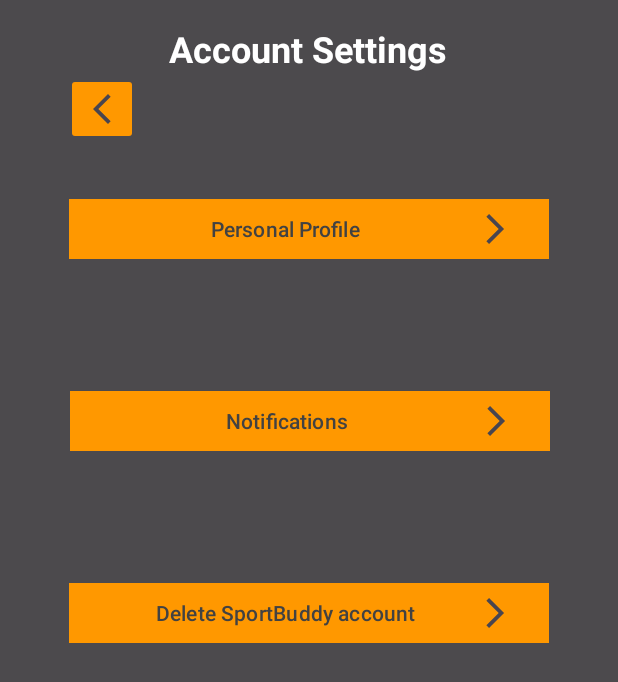
After one commit to Kaiobr13/Projeto-Mobile-LeonardoAlves-KaioSchoeneman, an Android app: the SettingsActivity screen opened directly, with no data from a screen before it, on a phone screen of 412 x 824 dp. The commit adds this screen. Shown: the top 682 px of the screen. Run offline under Robolectric (Android 15) with nearby library versions, the phone set to English and light mode, and no system bars.

Commit message:
Added Settings Activity

```diff
--- /dev/null
+++ b/SportBuddy/app/src/main/java/pt/iade/leonardokaio/sportbuddy/SettingsActivity.java
@@ -0,0 +1,14 @@
+package pt.iade.leonardokaio.sportbuddy;
+
+import androidx.appcompat.app.AppCompatActivity;
+
+import android.os.Bundle;
+
+public class SettingsActivity extends AppCompatActivity {
+
+    @Override
+    protected void onCreate(Bundle savedInstanceState) {
+        super.onCreate(savedInstanceState);
+        setContentView(R.layout.activity_settings);
+    }
+}
--- /dev/null
+++ b/SportBuddy/app/src/main/res/layout/activity_settings.xml
@@ -0,0 +1,435 @@
+<?xml version="1.0" encoding="utf-8"?>
+<androidx.constraintlayout.widget.ConstraintLayout xmlns:android="http://schemas.android.com/apk/res/android"
+    xmlns:app="http://schemas.android.com/apk/res-auto"
+    xmlns:tools="http://schemas.android.com/tools"
+    android:layout_width="match_parent"
+    android:layout_height="match_parent"
+    android:background="#B2000000"
+    tools:context=".SettingsActivity">
+
+    <androidx.constraintlayout.widget.ConstraintLayout
+        android:id="@+id/settings_main"
+        android:layout_width="match_parent"
+        android:layout_height="match_parent"
+        android:visibility="visible"
+        app:layout_constraintBottom_toBottomOf="parent"
+        app:layout_constraintEnd_toEndOf="parent"
+        app:layout_constraintHorizontal_bias="0.0"
+        app:layout_constraintStart_toStartOf="parent"
+        app:layout_constraintTop_toTopOf="parent"
+        app:layout_constraintVertical_bias="0.0">
+
+        <ImageButton
+            android:id="@+id/settings_backbut"
+            android:layout_width="wrap_content"
+            android:layout_height="48dp"
+            android:layout_marginStart="44dp"
+            android:backgroundTint="#FF9800"
+            android:contentDescription="@string/previous_page"
+            app:layout_constraintStart_toStartOf="parent"
+            app:layout_constraintTop_toBottomOf="@+id/textView"
+            app:srcCompat="@drawable/arrow_back_ios_new" />
+
+        <Button
+            android:id="@+id/settings_accbut"
+            android:layout_width="320dp"
+            android:layout_height="48dp"
+            android:layout_marginTop="32dp"
+            android:backgroundTint="#FF9800"
+            android:drawableEnd="@drawable/arrow_forward_ios"
+            android:text="@string/personal_profile"
+            android:textColor="#424242"
+            app:layout_constraintEnd_toEndOf="parent"
+            app:layout_constraintStart_toStartOf="parent"
+            app:layout_constraintTop_toBottomOf="@+id/settings_backbut"
+            app:shapeAppearance="@style/Widget.AppCompat.ImageButton" />
+
+        <Button
+            android:id="@+id/settings_notifbut"
+            android:layout_width="320dp"
+            android:layout_height="48dp"
+            android:layout_marginTop="80dp"
+            android:backgroundTint="#FF9800"
+            android:drawableEnd="@drawable/arrow_forward_ios"
+            android:text="@string/notifications"
+            android:textColor="#424242"
+            app:layout_constraintEnd_toEndOf="parent"
+            app:layout_constraintHorizontal_bias="0.505"
+            app:layout_constraintStart_toStartOf="parent"
+            app:layout_constraintTop_toBottomOf="@+id/settings_accbut"
+            app:shapeAppearance="@style/Widget.AppCompat.ImageButton" />
+
+        <Button
+            android:id="@+id/settings_deleteacc"
+            android:layout_width="320dp"
+            android:layout_height="48dp"
+            android:layout_marginTop="80dp"
+            android:backgroundTint="#FF9800"
+            android:drawableEnd="@drawable/arrow_forward_ios"
+            android:text="@string/delete_account"
+            android:textColor="#424242"
+            app:layout_constraintEnd_toEndOf="parent"
+            app:layout_constraintStart_toStartOf="parent"
+            app:layout_constraintTop_toBottomOf="@+id/settings_notifbut"
+            app:shapeAppearance="@style/Widget.AppCompat.ImageButton" />
+
+        <TextView
+            android:id="@+id/textView"
+            android:layout_width="wrap_content"
+            android:layout_height="wrap_content"
+            android:layout_marginTop="16dp"
+            android:text="@string/account_settings"
+            android:textColor="@color/white"
+            android:textSize="24sp"
+            android:textStyle="bold"
+            app:layout_constraintEnd_toEndOf="parent"
+            app:layout_constraintHorizontal_bias="0.498"
+            app:layout_constraintStart_toStartOf="parent"
+            app:layout_constraintTop_toTopOf="parent" />
+
+    </androidx.constraintlayout.widget.ConstraintLayout>
+
+    <androidx.constraintlayout.widget.ConstraintLayout
+        android:id="@+id/settings_account"
+        android:layout_width="match_parent"
+        android:layout_height="match_parent"
+        android:visibility="gone"
+        app:layout_constraintBottom_toBottomOf="parent"
+        app:layout_constraintEnd_toEndOf="parent"
+        app:layout_constraintStart_toStartOf="parent"
+        app:layout_constraintTop_toTopOf="parent">
+
+        <ImageView
+            android:id="@+id/account_pp"
+            android:layout_width="wrap_content"
+            android:layout_height="wrap_content"
+            android:layout_marginTop="128dp"
+            android:contentDescription="@string/profile_picture"
+            app:layout_constraintEnd_toEndOf="parent"
+            app:layout_constraintHorizontal_bias="0.144"
+            app:layout_constraintStart_toStartOf="parent"
+            app:layout_constraintTop_toTopOf="parent"
+            tools:ignore="ImageContrastCheck"
+            tools:srcCompat="@tools:sample/avatars" />
+
+        <Button
+            android:id="@+id/account_editpp"
+            android:layout_width="wrap_content"
+            android:layout_height="wrap_content"
+            android:layout_marginTop="36dp"
+            android:text="@string/edit_pp"
+            app:layout_constraintEnd_toEndOf="parent"
+            app:layout_constraintStart_toEndOf="@+id/account_pp"
+            app:layout_constraintTop_toTopOf="@+id/account_pp"
+            app:shapeAppearance="@style/Widget.AppCompat.ImageButton" />
+
+        <TableLayout
+            android:id="@+id/tableLayout"
+            android:layout_width="365dp"
+            android:layout_height="105dp"
+            android:layout_marginTop="30dp"
+            app:layout_constraintEnd_toEndOf="parent"
+            app:layout_constraintStart_toStartOf="parent"
+            app:layout_constraintTop_toBottomOf="@+id/account_pp">
+
+            <TableRow
+                android:layout_width="354dp"
+                android:layout_height="fill_parent">
+
+                <EditText
+                    android:id="@+id/account_editname"
+                    android:layout_width="176dp"
+                    android:layout_height="48dp"
+                    android:autofillHints="no"
+                    android:ems="10"
+                    android:hint="@string/profile_name"
+                    android:inputType="text"
+                    android:textColorHint="#BDBDBD" />
+
+                <ImageButton
+                    android:id="@+id/account_editnamebut"
+                    android:layout_width="128dp"
+                    android:layout_height="match_parent"
+                    android:layout_gravity="center_vertical"
+                    android:backgroundTint="#FF9800"
+                    android:contentDescription="@string/next_page"
+                    android:src="@drawable/arrow_forward_ios"
+                    tools:ignore="DuplicateSpeakableTextCheck" />
+            </TableRow>
+
+            <TableRow
+                android:layout_width="match_parent"
+                android:layout_height="match_parent">
+
+                <EditText
+                    android:id="@+id/account_editnick"
+                    android:layout_width="wrap_content"
+                    android:layout_height="48dp"
+                    android:autofillHints="no"
+                    android:ems="10"
+                    android:hint="@string/nickname"
+                    android:inputType="text"
+                    android:textColorHint="#BDBDBD" />
+
+                <ImageButton
+                    android:id="@+id/account_editnickbut"
+                    android:layout_width="152dp"
+                    android:layout_height="48dp"
+                    android:backgroundTint="#FF9800"
+                    android:contentDescription="@string/next_page"
+                    android:src="@drawable/arrow_forward_ios" />
+
+            </TableRow>
+
+        </TableLayout>
+
+        <TableLayout
+            android:layout_width="357dp"
+            android:layout_height="206dp"
+            android:layout_marginTop="60dp"
+            app:layout_constraintEnd_toEndOf="@+id/tableLayout"
+            app:layout_constraintHorizontal_bias="0.0"
+            app:layout_constraintStart_toStartOf="@+id/tableLayout"
+            app:layout_constraintTop_toBottomOf="@+id/tableLayout">
+
+            <TableRow
+                android:layout_width="match_parent"
+                android:layout_height="match_parent">
+
+                <EditText
+                    android:id="@+id/account_editmobile"
+                    android:layout_width="wrap_content"
+                    android:layout_height="50dp"
+                    android:autofillHints="no"
+                    android:ems="10"
+                    android:hint="@string/mobile_number"
+                    android:inputType="phone"
+                    android:textColorHint="#BDBDBD" />
+
+                <ImageButton
+                    android:id="@+id/account_editmbut"
+                    android:layout_width="wrap_content"
+                    android:layout_height="48dp"
+                    android:backgroundTint="#FF9800"
+                    android:contentDescription="@string/next_page"
+                    android:src="@drawable/arrow_forward_ios" />
+            </TableRow>
+
+            <TableRow
+                android:layout_width="match_parent"
+                android:layout_height="match_parent">
+
+                <EditText
+                    android:id="@+id/account_editemail"
+                    android:layout_width="wrap_content"
+                    android:layout_height="50dp"
+                    android:autofillHints="no"
+                    android:ems="10"
+                    android:hint="@string/email"
+                    android:inputType="textEmailAddress"
+                    android:textColorHint="#BDBDBD" />
+
+                <ImageButton
+                    android:id="@+id/account_editemailbut"
+                    android:layout_width="144dp"
+                    android:layout_height="48dp"
+                    android:backgroundTint="#FF9800"
+                    android:contentDescription="@string/next_page"
+                    android:src="@drawable/arrow_forward_ios" />
+            </TableRow>
+
+            <TableRow
+                android:layout_width="match_parent"
+                android:layout_height="match_parent">
+
+                <EditText
+                    android:id="@+id/account_editage"
+                    android:layout_width="wrap_content"
+                    android:layout_height="50dp"
+                    android:autofillHints="no"
+                    android:ems="10"
+                    android:hint="@string/profile_age"
+                    android:inputType="number"
+                    android:textColorHint="#BDBDBD" />
+
+                <ImageButton
+                    android:id="@+id/account_editagebut"
+                    android:layout_width="wrap_content"
+                    android:layout_height="48dp"
+                    android:backgroundTint="#FF9800"
+                    android:contentDescription="@string/next_page"
+                    android:src="@drawable/arrow_forward_ios" />
+            </TableRow>
+
+            <TableRow
+                android:layout_width="match_parent"
+                android:layout_height="match_parent">
+
+                <EditText
+                    android:id="@+id/account_editnationality"
+                    android:layout_width="wrap_content"
+                    android:layout_height="50dp"
+                    android:autofillHints="no"
+                    android:ems="10"
+                    android:hint="@string/nationality"
+                    android:inputType="textPostalAddress"
+                    android:textColorHint="#BDBDBD" />
+
+                <ImageButton
+                    android:id="@+id/account_editnatbut"
+                    android:layout_width="wrap_content"
+                    android:layout_height="48dp"
+                    android:backgroundTint="#FF9800"
+                    android:contentDescription="@string/next_page"
+                    android:src="@drawable/arrow_forward_ios" />
+            </TableRow>
+        </TableLayout>
+
+        <ImageButton
+            android:id="@+id/account_close"
+            android:layout_width="wrap_content"
+            android:layout_height="48dp"
+            android:layout_marginStart="40dp"
+            android:layout_marginTop="40dp"
+            android:backgroundTint="#FF9800"
+            android:contentDescription="@string/close_page"
+            app:layout_constraintStart_toStartOf="parent"
+            app:layout_constraintTop_toTopOf="parent"
+            app:srcCompat="@drawable/close" />
+
+    </androidx.constraintlayout.widget.ConstraintLayout>
+
+    <androidx.constraintlayout.widget.ConstraintLayout
+        android:id="@+id/settings_notifications"
+        android:layout_width="match_parent"
+        android:layout_height="match_parent"
+        android:visibility="gone"
+        app:layout_constraintBottom_toBottomOf="parent"
+        app:layout_constraintEnd_toEndOf="parent"
+        app:layout_constraintHorizontal_bias="1.0"
+        app:layout_constraintStart_toStartOf="parent"
+        app:layout_constraintTop_toTopOf="parent"
+        app:layout_constraintVertical_bias="1.0">
+
+        <ImageButton
+            android:id="@+id/imageButton11"
+            android:layout_width="wrap_content"
+            android:layout_height="48dp"
+            android:layout_marginStart="40dp"
+            android:layout_marginTop="216dp"
+            android:layout_marginBottom="122dp"
+            android:backgroundTint="#FF9800"
+            android:contentDescription="@string/close_page"
+            app:layout_constraintBottom_toTopOf="@+id/tableLayout2"
+            app:layout_constraintStart_toStartOf="parent"
+            app:layout_constraintTop_toTopOf="parent"
+            app:srcCompat="@drawable/close" />
+
+        <TableLayout
+            android:id="@+id/tableLayout2"
+            android:layout_width="300dp"
+            android:layout_height="150dp"
+            app:layout_constraintBottom_toBottomOf="parent"
+            app:layout_constraintEnd_toEndOf="parent"
+            app:layout_constraintHorizontal_bias="0.493"
+            app:layout_constraintStart_toStartOf="parent"
+            app:layout_constraintTop_toTopOf="parent">
+
+            <TableRow
+                android:layout_width="match_parent"
+                android:layout_height="match_parent">
+
+                <androidx.appcompat.widget.SwitchCompat
+                    android:id="@+id/notifications_matchswitch"
+                    android:layout_width="300dp"
+                    android:layout_height="50dp"
+                    android:text="@string/match_suggestions"
+                    android:textColor="#BDBDBD"
+                    android:textSize="16sp"
+                    tools:ignore="DuplicateSpeakableTextCheck" />
+            </TableRow>
+
+            <TableRow
+                android:layout_width="match_parent"
+                android:layout_height="match_parent">
+
+                <androidx.appcompat.widget.SwitchCompat
+                    android:id="@+id/notifications_pushswitch"
+                    android:layout_width="wrap_content"
+                    android:layout_height="50dp"
+                    android:text="@string/push_notifications"
+                    android:textColor="#BDBDBD"
+                    android:textSize="16sp"
+                    tools:ignore="DuplicateSpeakableTextCheck" />
+            </TableRow>
+
+            <TableRow
+                android:layout_width="match_parent"
+                android:layout_height="match_parent">
+
+                <androidx.appcompat.widget.SwitchCompat
+                    android:id="@+id/notifications_emailswitch"
+                    android:layout_width="wrap_content"
+                    android:layout_height="50dp"
+                    android:text="@string/email_notifications"
+                    android:textColor="#BDBDBD"
+                    android:textSize="16sp" />
+            </TableRow>
+
+        </TableLayout>
+
+    </androidx.constraintlayout.widget.ConstraintLayout>
+
+    <androidx.constraintlayout.widget.ConstraintLayout
+        android:id="@+id/settings_delete"
+        android:layout_width="match_parent"
+        android:layout_height="match_parent"
+        android:visibility="gone"
+        app:layout_constraintBottom_toBottomOf="parent"
+        app:layout_constraintEnd_toEndOf="parent"
+        app:layout_constraintStart_toStartOf="parent"
+        app:layout_constraintTop_toTopOf="parent">
+
+        <Button
+            android:id="@+id/delete_but"
+            android:layout_width="wrap_content"
+            android:layout_height="wrap_content"
+            android:layout_marginTop="60dp"
+            android:backgroundTint="#28000000"
+            android:text="@string/delete"
+            android:textAlignment="center"
+            android:textColor="#FF0000"
+            android:textStyle="bold"
+            app:layout_constraintEnd_toEndOf="parent"
+            app:layout_constraintStart_toStartOf="parent"
+            app:layout_constraintTop_toBottomOf="@+id/textView3" />
+
+        <TextView
+            android:id="@+id/textView3"
+            android:layout_width="wrap_content"
+            android:layout_height="wrap_content"
+            android:text="@string/delete_acc"
+            android:textAlignment="center"
+            android:textColor="#FFFFFF"
+            android:textSize="20sp"
+            android:textStyle="bold"
+            app:layout_constraintBottom_toBottomOf="parent"
+            app:layout_constraintEnd_toEndOf="parent"
+            app:layout_constraintStart_toStartOf="parent"
+            app:layout_constraintTop_toTopOf="parent"
+            app:layout_constraintVertical_bias="0.795" />
+
+        <ImageButton
+            android:id="@+id/imageButton12"
+            android:layout_width="wrap_content"
+            android:layout_height="48dp"
+            android:layout_marginStart="40dp"
+            android:layout_marginBottom="40dp"
+            android:backgroundTint="#FF9800"
+            android:contentDescription="@string/close_page"
+            app:layout_constraintBottom_toTopOf="@+id/textView3"
+            app:layout_constraintStart_toStartOf="parent"
+            app:srcCompat="@drawable/close" />
+    </androidx.constraintlayout.widget.ConstraintLayout>
+
+</androidx.constraintlayout.widget.ConstraintLayout>
--- a/SportBuddy/app/src/main/res/values/strings.xml
+++ b/SportBuddy/app/src/main/res/values/strings.xml
@@ -10,8 +10,8 @@
 
     <!-- Profile Activity -->
     <string name="profile_picture">Profile</string>
-    <string name="profile_name">Your name here</string>
-    <string name="profile_age">Your age here</string>
+    <string name="profile_name">Full name</string>
+    <string name="profile_age">Age</string>
     <string name="tiers">Tier 1</string>
     <string name="acquire_gold_silver">Acquire Gold/Silver</string>
     <string name="stats">Stats</string>
@@ -30,10 +30,10 @@
     <string name="forgot_password">Forget your password?</string>
     <string name="phone_number">Insert your phone number</string>
     <string name="create_account">Create account</string>
-    <string name="policies">I agree with...</string>
+    <string name="policies">I agree with</string>
     <string name="switch_privacy_policies">I agree with Privacy Policies</string>
-    <string name="etapa1">Part1/2</string>
-    <string name="etapa2">Part2/2</string>
+    <string name="etapa1">Part 1.2</string>
+    <string name="etapa2">Part 2.2</string>
 
     <!-- Main Activity -->
     <string name="map_button">Map</string>
@@ -43,4 +43,22 @@
     <!-- General -->
     <string name="next_page">Next</string>
     <string name="previous_page">Back</string>
+    <string name="close_page">Close page</string>
+
+    <!-- Settings -->
+    <string name="account_settings">Account Settings</string>
+    <string name="personal_profile">Personal Profile</string>
+    <string name="match_preferences">Match Preferences</string>
+    <string name="notifications">Notifications</string>
+    <string name="delete_account">Delete SportBuddy account</string>
+    <string name="edit_pp">Edit profile photo</string>
+    <string name="nickname">Nickname</string>
+    <string name="mobile_number">Mobile Number</string>
+    <string name="nationality">Nationality</string>
+    <string name="email">E-mail Address</string>
+    <string name="match_suggestions">Receive match suggestions</string>
+    <string name="push_notifications">Push Notifications</string>
+    <string name="email_notifications">Email Notifications</string>
+    <string name="delete_acc">Are you sure to delete your account?</string>
+    <string name="delete">DELETE</string>
 </resources>
```
Also changed, not shown: SportBuddy/app/src/main/AndroidManifest.xml (+7 -1 lines).
